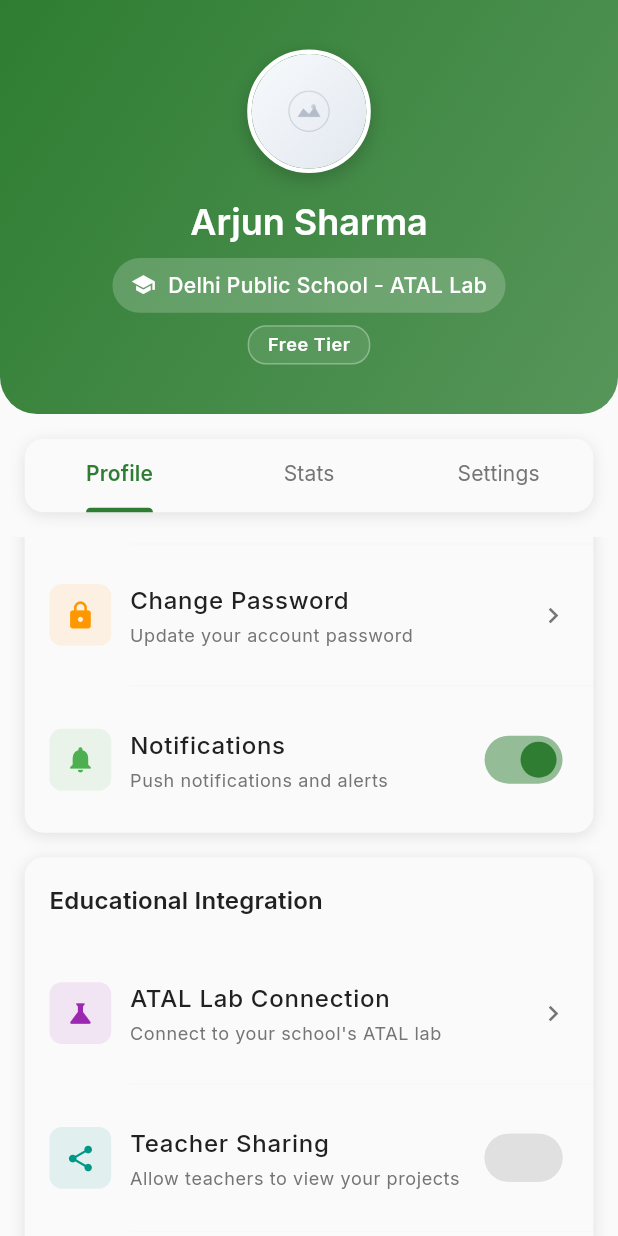
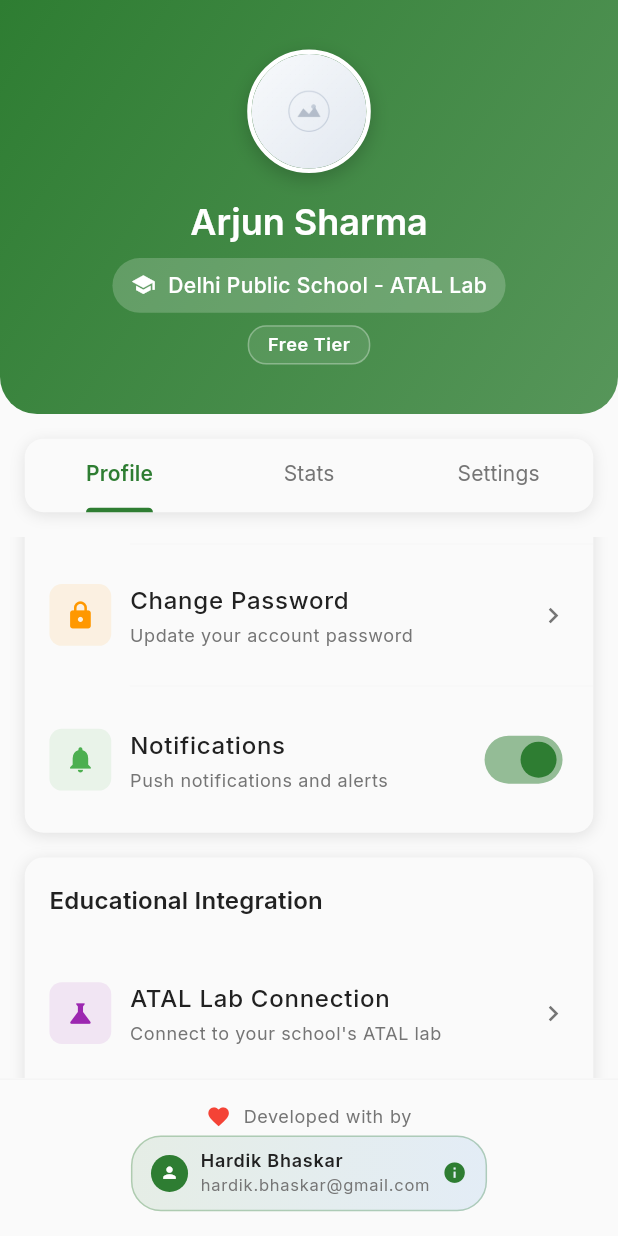
Before and after one commit to HardikBhaskar2010/atal_idea_generator, a Flutter app: the UserProfile screen opened by its route, scrolled down 576 dp, on a phone screen of 412 x 824 dp. Run offline on Flutter 3.47's test engine with Material 3 defaults, Android fonts, the phone set to English and light mode, and no system bars; drawn by our look-alikes of cached_network_image; our stand-ins replace connectivity_plus, flutter_svg, google_fonts, shared_preferences, sizer; accounts and stored records are empty; network calls fail.

Commit message:
auto-commit for 801b40ba-09e4-4b18-bdce-d51c57b9b78f

```diff
--- a/lib/presentation/user_profile/user_profile.dart
+++ b/lib/presentation/user_profile/user_profile.dart
@@ -737,6 +737,9 @@ class _UserProfileState extends State<UserProfile>
               ],
             ),
           ),
+
+          // Developed By Footer
+          const DevelopedByFooter(),
         ],
       ),
     );
```
